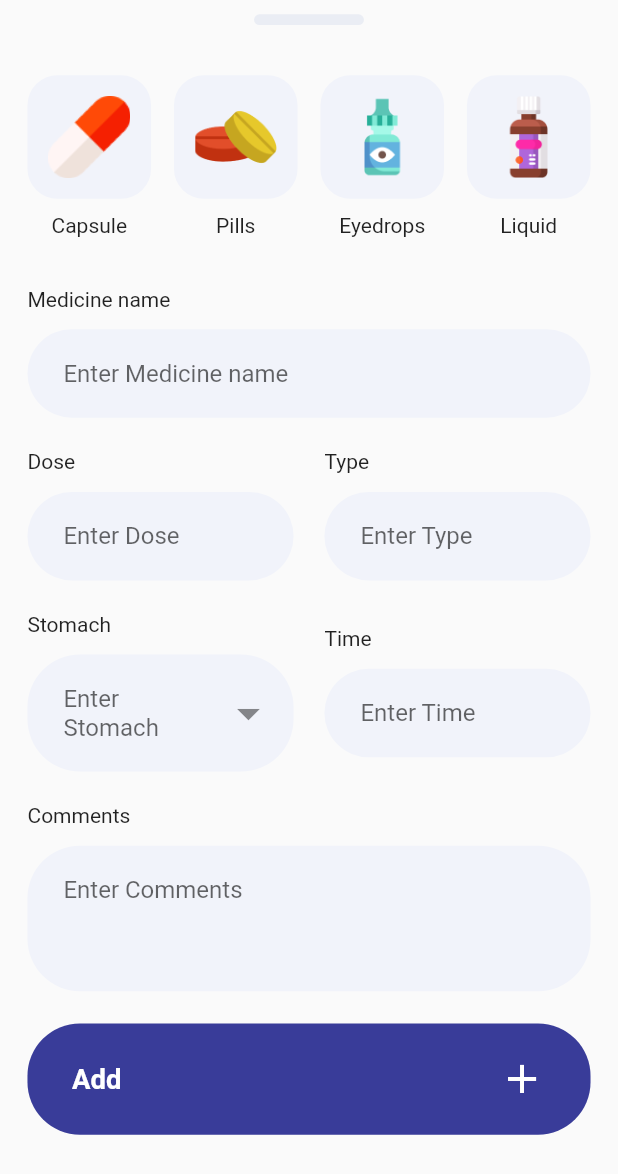
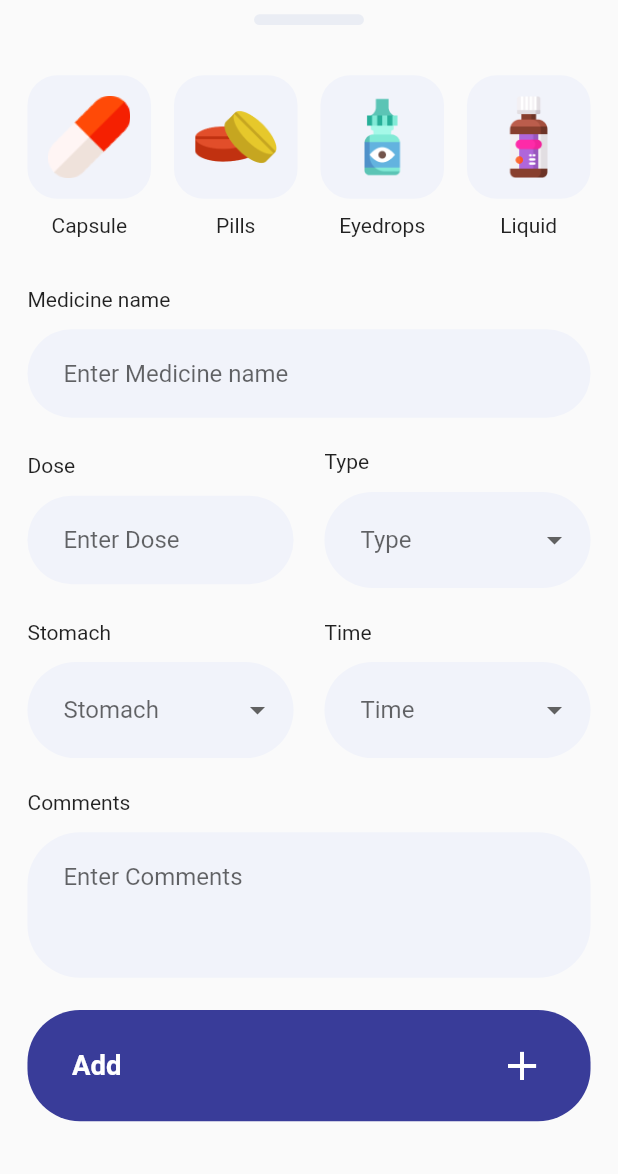
Before and after one commit to raysummee/prescription-app, a Flutter app: the AddMedicineBottomSheet widget shown alone on an empty page, opened directly, on a phone screen of 412 x 824 dp. Shown: the top 1174 px of the screen. Run offline on Flutter 3.47's test engine with Material 2 defaults, Android fonts, the phone set to English and light mode, and no system bars; our stand-ins replace bloc, equatable, firebase_auth, firebase_core, flutter_bloc, flutter_screenutil and 2 more; accounts and stored records are empty; Roboto replaces fonts that are missing (poppins).

Commit message:
added drop down

```diff
--- a/lib/features/add_medicine/presentation/components/add_medicine_bottom_sheet.dart
+++ b/lib/features/add_medicine/presentation/components/add_medicine_bottom_sheet.dart
@@ -2,6 +2,7 @@ import 'package:app/core/config/app_config.dart';
 import 'package:app/features/add_medicine/presentation/components/text_field_add_medicine.dart';
 import 'package:flutter/material.dart';
 import 'package:flutter_screenutil/flutter_screenutil.dart';
+import 'package:intl/intl.dart';
 
 class AddMedicineBottomSheet extends StatelessWidget {
   const AddMedicineBottomSheet({super.key});
@@ -97,41 +98,69 @@ class AddMedicineBottomSheet extends StatelessWidget {
             SizedBox(
               height: 28.h,
             ),
-            TextFieldAddMedicine(label: "Medicine name"),
+            const TextFieldAddMedicine(label: "Medicine name"),
             SizedBox(
               height: 18.h,
             ),
             Row(
               children: [
-                Expanded(child: TextFieldAddMedicine(label: "Dose")),
+                const Expanded(child: TextFieldAddMedicine(label: "Dose")),
                 SizedBox(
                   width: 18.w,
                 ),
-                Expanded(child: TextFieldAddMedicine(label: "Type")),
+                const Expanded(
+                  child: TextFieldAddMedicine(
+                    label: "Type",
+                    dropList: [
+                      "Tabs",
+                      "Spoon"
+                    ],
+                  )
+                ),
               ],
             ),
             SizedBox(
               height: 18.h,
             ),
             Row(
+              mainAxisSize: MainAxisSize.min,
               children: [
-                Expanded(child: TextFieldAddMedicine(
-                  label: "Stomach",
-                  dropList: [
-                    "After eat",
-                    "Before eat"
-                  ],
-                )),
+                const Flexible(
+                  child: TextFieldAddMedicine(
+                    label: "Stomach",
+                    dropList: [
+                      "After eat",
+                      "Before eat"
+                    ],
+                  )
+                ),
                 SizedBox(
                   width: 18.w,
                 ),
-                Expanded(child: TextFieldAddMedicine(label: "Time")),
+                Flexible(
+                  child: TextFieldAddMedicine(
+                    label: "Time",
+                    dropList: List.generate(37, (index) {
+                      final now = DateTime.now().copyWith(
+                        hour: 6,
+                        minute: 0,
+                        second: 0,
+                        millisecond: 0,
+                        microsecond: 0
+                      );
+                      return now.add(Duration(minutes: 30*index));
+                    }),
+                    formatDropList: (val) {
+                      return DateFormat("hh:mm a").format(val);
+                    },
+                  )
+                ),
               ],
             ),
             SizedBox(
               height: 18.h,
             ),
-            TextFieldAddMedicine(label: "Comments", isLarge: true,),
+            const TextFieldAddMedicine(label: "Comments", isLarge: true,),
             SizedBox(
               height: 18.h,
             ),
--- a/lib/features/add_medicine/presentation/components/text_field_add_medicine.dart
+++ b/lib/features/add_medicine/presentation/components/text_field_add_medicine.dart
@@ -9,30 +9,34 @@ class TextFieldAddMedicine extends StatelessWidget {
     super.key,
     required this.label,
     this.isLarge=false,
-    this.dropList=const []
+    this.dropList=const [],
+    this.formatDropList
   });
   final String label;
   final bool isLarge;
   final List dropList;
+  final String Function(dynamic val)? formatDropList;
 
   @override
   Widget build(BuildContext context) {
     final appTheme = AppConfig.of(context).appTheme;
+    String Function(dynamic val) formatDropGenList;
+    if(formatDropList==null){
+      formatDropGenList= (val)=>val;
+    }else{
+      formatDropGenList = formatDropList!;
+    }
     return Column(
+      mainAxisSize: MainAxisSize.min,
       crossAxisAlignment: CrossAxisAlignment.start,
       children: [
         Text(label),
         SizedBox(
           height: 10.h,
         ),
-        TextFormField(
+        dropList.isEmpty? TextFormField(
           maxLines: isLarge? 3: null,
           decoration: InputDecoration(
-            suffixIcon: dropList.isNotEmpty? Icon(
-              Icons.arrow_drop_down,
-              size: 32.sp,
-            ):null,
-            suffixIconConstraints: BoxConstraints.tight(Size(60, 50)),
             hintText: "Enter $label",
             filled: true,
             fillColor: appTheme.colorTertiary,
@@ -41,7 +45,29 @@ class TextFieldAddMedicine extends StatelessWidget {
               borderSide: BorderSide.none,
               borderRadius: BorderRadius.circular(35)
             ),
-
+          ),
+        ):
+        Flexible(
+          child: DropdownButtonFormField(
+            items: dropList.map((e) {
+              return DropdownMenuItem(
+                value: e,
+                child: Text(formatDropGenList(e)),
+              );
+            }).toList(),
+            hint: Text(label),
+            borderRadius: BorderRadius.circular(15),
+            elevation: 1,
+            decoration: InputDecoration(
+              filled: true,
+              fillColor: appTheme.colorTertiary,
+              contentPadding: const EdgeInsets.fromLTRB(24, 20, 24, 20),
+              border: OutlineInputBorder(
+                borderSide: BorderSide.none,
+                borderRadius: BorderRadius.circular(35)
+              ),
+            ),
+            onChanged: (value) {},
           ),
         )
       ],
--- a/pubspec.yaml
+++ b/pubspec.yaml
@@ -44,6 +44,7 @@ dependencies:
   flutter_bloc: ^8.1.2
   equatable: ^2.0.5
   fluttertoast: ^8.2.1
+  intl: ^0.17.0
 
 dev_dependencies:
   flutter_test:
```
Also changed, not shown: pubspec.lock.
